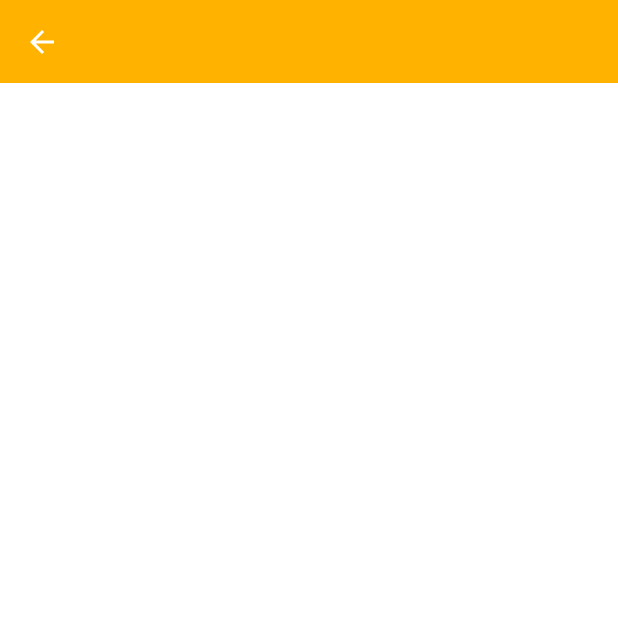
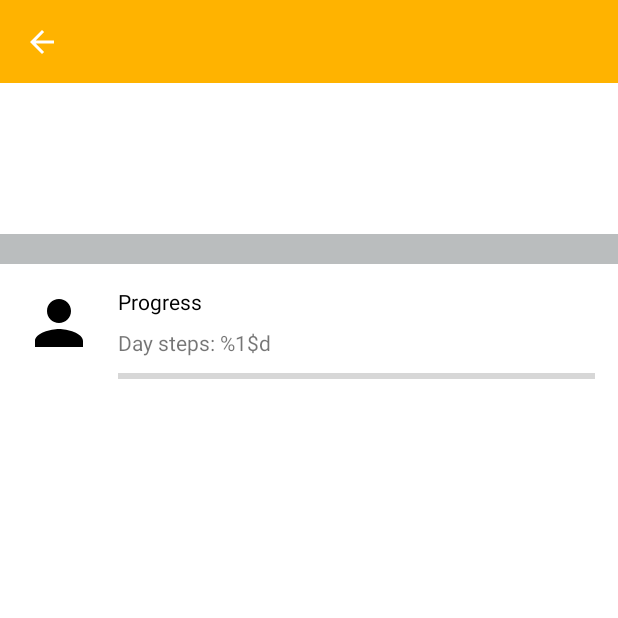
Before and after one commit to Ribas1/Fit-App-Challenge, an Android app: the GoalFragment screen opened through its navigation route, on a phone screen of 412 x 824 dp, the top half of it. Run offline under Robolectric (Android 15) with nearby library versions, the phone set to English and light mode, and no system bars; 21 statements that could not run were skipped.

Commit message:
Finish goal details layout. Add icons and refine UiModels

```diff
--- a/app/src/main/java/com/pedroribeiro/fitappchallenge/home/GoalsAdapter.kt
+++ b/app/src/main/java/com/pedroribeiro/fitappchallenge/home/GoalsAdapter.kt
@@ -32,14 +32,14 @@ class GoalsAdapter(
         holder.bind(goal, clickListener)
     }
 
-    fun updateData(goals: GoalsUiModel) {
-        this.goals = goals.goals.toMutableList()
+    fun updateData(goals: List<GoalUiModel>) {
+        this.goals = goals.toMutableList()
         notifyDataSetChanged()
     }
 
 }
 
-class GoalViewHolder(private val view: View) : RecyclerView.ViewHolder(view) {
+class GoalViewHolder(view: View) : RecyclerView.ViewHolder(view) {
     @SuppressLint("SetTextI18n")
     fun bind(
         goal: GoalUiModel,
--- a/app/src/main/java/com/pedroribeiro/fitappchallenge/home/HomeViewModel.kt
+++ b/app/src/main/java/com/pedroribeiro/fitappchallenge/home/HomeViewModel.kt
@@ -21,8 +21,8 @@ class HomeViewModel(
     private val _error = MutableLiveData<Errors>()
     val error: LiveData<Errors> = _error
 
-    private val _goals = MutableLiveData<GoalsUiModel>()
-    val goals: LiveData<GoalsUiModel> = _goals
+    private val _goals = MutableLiveData<List<GoalUiModel>>()
+    val goals: LiveData<List<GoalUiModel>> = _goals
 
     private val _navigation = SingleLiveEvent<Navigation>()
     val navigation: LiveData<Navigation> = _navigation
@@ -35,6 +35,7 @@ class HomeViewModel(
                 .subscribeOn(Schedulers.io())
                 .observeOn(AndroidSchedulers.mainThread())
                 .map { it.mapToUi() }
+                .map { it.getUpdatedUiModel() }
                 .subscribe({ response ->
                     _goals.postValue(response)
                 }, {
--- /dev/null
+++ b/app/src/main/res/drawable/ic_person_black_18dp.xml
@@ -0,0 +1,9 @@
+<vector xmlns:android="http://schemas.android.com/apk/res/android"
+    android:width="36dp"
+    android:height="36dp"
+    android:viewportWidth="24"
+    android:viewportHeight="24">
+  <path
+      android:pathData="M12,12c2.21,0 4,-1.79 4,-4s-1.79,-4 -4,-4 -4,1.79 -4,4 1.79,4 4,4zM12,14c-2.67,0 -8,1.34 -8,4v2h16v-2c0,-2.66 -5.33,-4 -8,-4z"
+      android:fillColor="#000000"/>
+</vector>
--- a/app/src/main/res/layout/fragment_goal.xml
+++ b/app/src/main/res/layout/fragment_goal.xml
@@ -3,7 +3,8 @@
     xmlns:app="http://schemas.android.com/apk/res-auto"
     android:layout_width="match_parent"
     android:layout_height="match_parent"
-    android:background="@android:color/white" >
+    xmlns:tools="http://schemas.android.com/tools"
+    android:background="@android:color/white">
 
     <com.google.android.material.appbar.MaterialToolbar
         android:id="@+id/toolbar_goal"
@@ -18,21 +19,99 @@
         app:title="@string/toolbar_goal_title" />
 
     <ImageView
-        android:id="@+id/goal_type"
-        android:layout_width="wrap_content"
-        android:layout_height="wrap_content"
+        android:id="@+id/goal_details_type"
+        android:layout_width="70dp"
+        android:layout_height="70dp"
         android:layout_marginTop="@dimen/item_default_margin"
         android:layout_marginStart="@dimen/item_default_margin"
         app:layout_constraintTop_toBottomOf="@id/toolbar_goal"
-        app:layout_constraintStart_toStartOf="parent" />
+        app:layout_constraintStart_toStartOf="parent"
+        tools:ignore="ContentDescription" />
 
     <TextView
         android:id="@+id/goal_details_description"
+        android:layout_width="0dp"
+        android:layout_height="wrap_content"
+        android:layout_marginStart="@dimen/item_default_margin"
+        android:layout_marginEnd="@dimen/item_default_margin"
+        app:layout_constraintStart_toEndOf="@id/goal_details_type"
+        app:layout_constraintEnd_toEndOf="parent"
+        app:layout_constraintTop_toTopOf="@id/goal_details_type"
+        app:layout_constraintBottom_toBottomOf="@+id/goal_details_type" />
+
+    <View
+        android:id="@+id/grey_section"
+        android:layout_width="0dp"
+        android:layout_height="@dimen/goal_details_grey_section_height"
+        android:layout_marginTop="@dimen/item_default_margin"
+        android:background="@color/separator_color"
+        app:layout_constraintTop_toBottomOf="@id/goal_details_type"
+        app:layout_constraintStart_toStartOf="parent"
+        app:layout_constraintEnd_toEndOf="parent" />
+
+    <ImageView
+        android:id="@+id/goal_details_user_avatar"
+        android:layout_width="48dp"
+        android:layout_height="48dp"
+        android:layout_marginTop="@dimen/item_default_margin"
+        android:src="@drawable/ic_person_black_18dp"
+        app:layout_constraintStart_toStartOf="@id/goal_details_type"
+        app:layout_constraintTop_toBottomOf="@id/grey_section"
+        tools:ignore="ContentDescription" />
+
+    <TextView
+        android:id="@+id/goal_details_user_progress"
         android:layout_width="wrap_content"
         android:layout_height="wrap_content"
+        android:text="@string/goal_details_user_progress_title"
+        style="@style/GoalDetailsInnerTitleTextStyle"
         android:layout_marginStart="@dimen/item_default_margin"
-        app:layout_constraintStart_toEndOf="@id/goal_type"
-        app:layout_constraintTop_toTopOf="@id/goal_type"
-        app:layout_constraintBottom_toBottomOf="@+id/goal_type" />
+        app:layout_constraintTop_toTopOf="@id/goal_details_user_avatar"
+        app:layout_constraintStart_toEndOf="@id/goal_details_user_avatar" />
+
+    <TextView
+        android:id="@+id/goal_details_user_daily_steps"
+        android:layout_width="wrap_content"
+        android:layout_height="wrap_content"
+        android:text="@string/goal_details_user_day_steps"
+        tools:text="Day steps: 40"
+        android:layout_marginTop="@dimen/goal_details_inner_margin_size"
+        app:layout_constraintStart_toStartOf="@id/goal_details_user_progress"
+        app:layout_constraintTop_toBottomOf="@id/goal_details_user_progress" />
+
+    <ProgressBar
+        android:id="@+id/goal_details_user_step_progress"
+        android:layout_width="0dp"
+        android:layout_height="10dp"
+        style="@style/Widget.AppCompat.ProgressBar.Horizontal"
+        tools:progress="50"
+        android:max="100"
+        android:layout_marginEnd="@dimen/item_default_margin"
+        android:layout_marginTop="@dimen/goal_details_inner_margin_size"
+        app:layout_constraintTop_toBottomOf="@id/goal_details_user_daily_steps"
+        app:layout_constraintStart_toStartOf="@id/goal_details_user_daily_steps"
+        app:layout_constraintEnd_toEndOf="parent" />
+
+    <ImageView
+        android:id="@+id/goal_details_user_reward"
+        android:layout_width="wrap_content"
+        android:layout_height="wrap_content"
+        app:layout_constraintBottom_toBottomOf="@id/goal_details_user_avatar"
+        app:layout_constraintEnd_toEndOf="@id/goal_details_user_avatar"
+        app:layout_constraintStart_toStartOf="@id/goal_details_user_avatar"
+        app:layout_constraintTop_toTopOf="@id/goal_details_user_avatar"
+        app:layout_constraintVertical_bias="0.9"
+        tools:src="@drawable/ic_gold_medal"
+        tools:ignore="ContentDescription" />
+
+    <ProgressBar
+        android:id="@+id/goal_details_progress_bar"
+        android:layout_width="@dimen/progress_bar_size"
+        android:layout_height="@dimen/progress_bar_size"
+        android:visibility="gone"
+        app:layout_constraintTop_toTopOf="parent"
+        app:layout_constraintBottom_toBottomOf="parent"
+        app:layout_constraintStart_toStartOf="parent"
+        app:layout_constraintEnd_toEndOf="parent" />
 
 </androidx.constraintlayout.widget.ConstraintLayout>
--- a/app/src/main/res/values/dimens.xml
+++ b/app/src/main/res/values/dimens.xml
@@ -5,4 +5,7 @@
     <dimen name="item_default_margin">15dp</dimen>
     <dimen name="item_default_small_margin">5dp</dimen>
     <dimen name="decorator_heighr">15dp</dimen>
+    <dimen name="goal_details_grey_section_height">20dp</dimen>
+    <dimen name="goal_details_inner_margin_size">8dp</dimen>
+    <dimen name="progress_bar_size">35dp</dimen>
 </resources>
--- a/app/src/main/res/values/strings.xml
+++ b/app/src/main/res/values/strings.xml
@@ -4,4 +4,7 @@
     <string name="toolbar_goal_title">Goal</string>
     <string name="generic_error">An error occurred please retry later</string>
     <string name="no_goals_error">There are currently no goals available</string>
+    <string name="goal_details_user_progress_title">Progress</string>
+    <string name="goal_details_user_day_steps">Day steps: %1$d</string>
+    <string name="googe_fit_error">There was an error retrieving user exercise data</string>
 </resources>
--- a/app/src/main/res/values/styles.xml
+++ b/app/src/main/res/values/styles.xml
@@ -21,4 +21,9 @@
         <item name="android:textColor">@color/color_auxiliary_text</item>
         <item name="android:textSize">12sp</item>
     </style>
+
+    <style name="GoalDetailsInnerTitleTextStyle">
+        <item name="android:textColor">@android:color/black</item>
+        <item name="android:textSize">14sp</item>
+    </style>
 </resources>
```
Also changed, not shown: app/src/main/java/com/pedroribeiro/fitappchallenge/goal/GoalFragment.kt (+43 -9 lines), app/src/main/java/com/pedroribeiro/fitappchallenge/goal/GoalViewModel.kt (+32 -5 lines), app/src/main/java/com/pedroribeiro/fitappchallenge/home/HomeFragment.kt (+2 -6 lines), app/src/main/java/com/pedroribeiro/fitappchallenge/model/GoalUiModel.kt (+39 -6 lines), app/src/main/java/com/pedroribeiro/fitappchallenge/model/GoalsResponse.kt (+9 -9 lines), app/src/main/res/layout/fragment_home.xml (+5 -3 lines).
